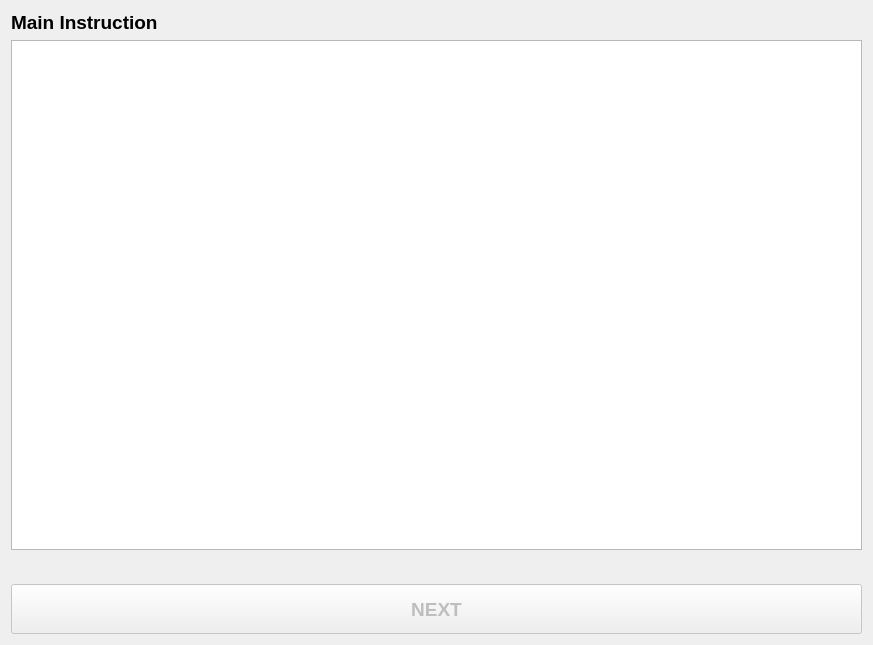
Above: ui/instruction.ui from alfa-ryano/Brownian before the change. Below: the same form after it.
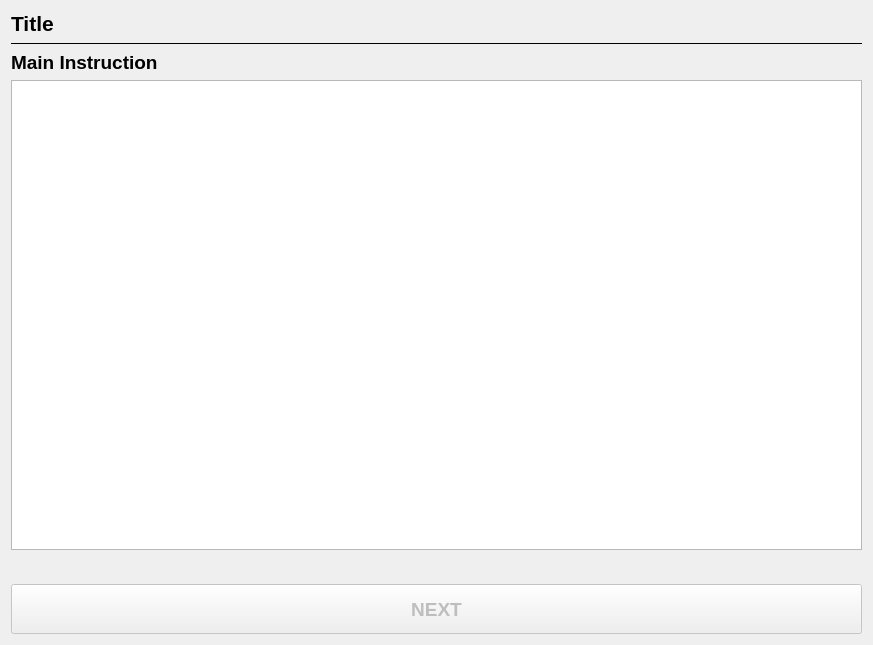
That is the form after the change.

What changed in the file:
```diff
--- a/ui/instruction.ui
+++ b/ui/instruction.ui
@@ -16,6 +16,30 @@
   <layout class="QVBoxLayout" name="verticalLayout_2">
    <item>
     <layout class="QVBoxLayout" name="verticalLayout">
+     <item>
+      <widget class="QLabel" name="label_title">
+       <property name="font">
+        <font>
+         <pointsize>16</pointsize>
+         <weight>75</weight>
+         <bold>true</bold>
+        </font>
+       </property>
+       <property name="text">
+        <string>Title</string>
+       </property>
+      </widget>
+     </item>
+     <item>
+      <widget class="QFrame" name="frame">
+       <property name="frameShape">
+        <enum>QFrame::HLine</enum>
+       </property>
+       <property name="frameShadow">
+        <enum>QFrame::Plain</enum>
+       </property>
+      </widget>
+     </item>
      <item>
       <widget class="QLabel" name="label">
        <property name="font">
```
